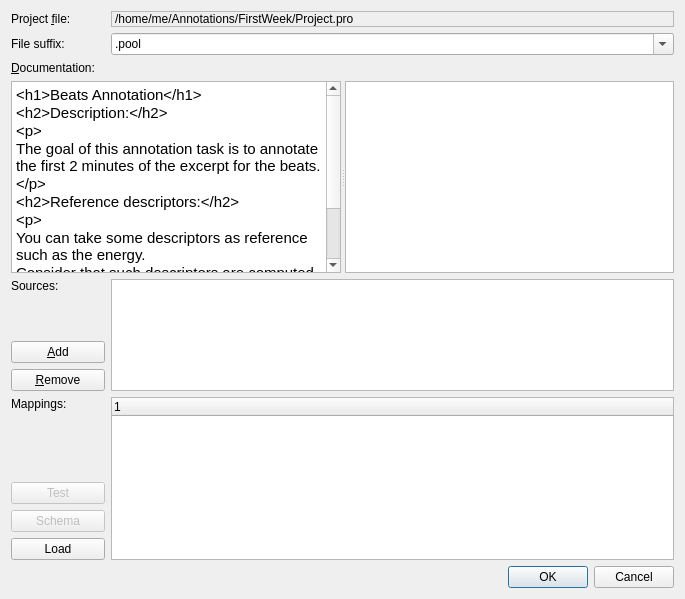
Before: the Qt Designer form Annotator/src/ProjectEditor.ui in clam-project/clam, drawn with Qt 5.
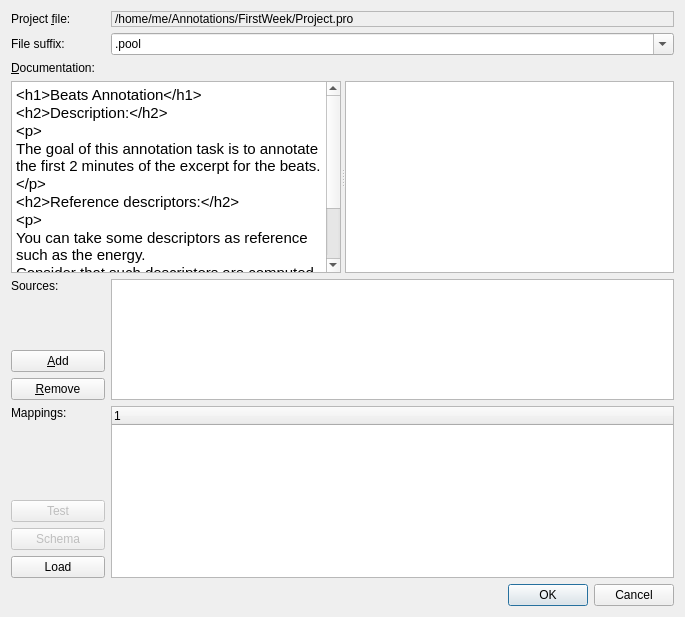
After: the same form once the commit is applied. Icons and pictures are not drawn. Custom widgets are drawn as their Qt base class.

Commit message: * ProjectEditor: AggregationEditor's headers were set to 1 all the time

What changed in the file:
```diff
--- a/Annotator/src/ProjectEditor.ui
+++ b/Annotator/src/ProjectEditor.ui
@@ -7,7 +7,7 @@
     <x>0</x>
     <y>0</y>
     <width>685</width>
-    <height>599</height>
+    <height>617</height>
    </rect>
   </property>
   <property name="windowTitle">
@@ -267,13 +267,7 @@
     </layout>
    </item>
    <item row="5" column="1">
-    <widget class="AggregationEditor" name="mappings">
-     <column>
-      <property name="text">
-       <string notr="true">1</string>
-      </property>
-     </column>
-    </widget>
+    <widget class="AggregationEditor" name="mappings"/>
    </item>
    <item row="6" column="0" colspan="2">
     <widget class="QDialogButtonBox" name="buttonBox">
```
The commit also changes 1 other file.
